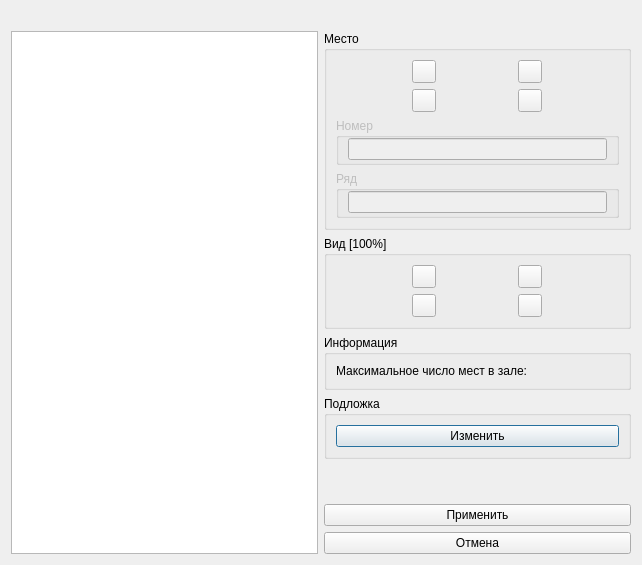
Qt form Admin/MainManager/placesWidget/cplaceschemedialog.ui (Demonist/TCS) before a commit.
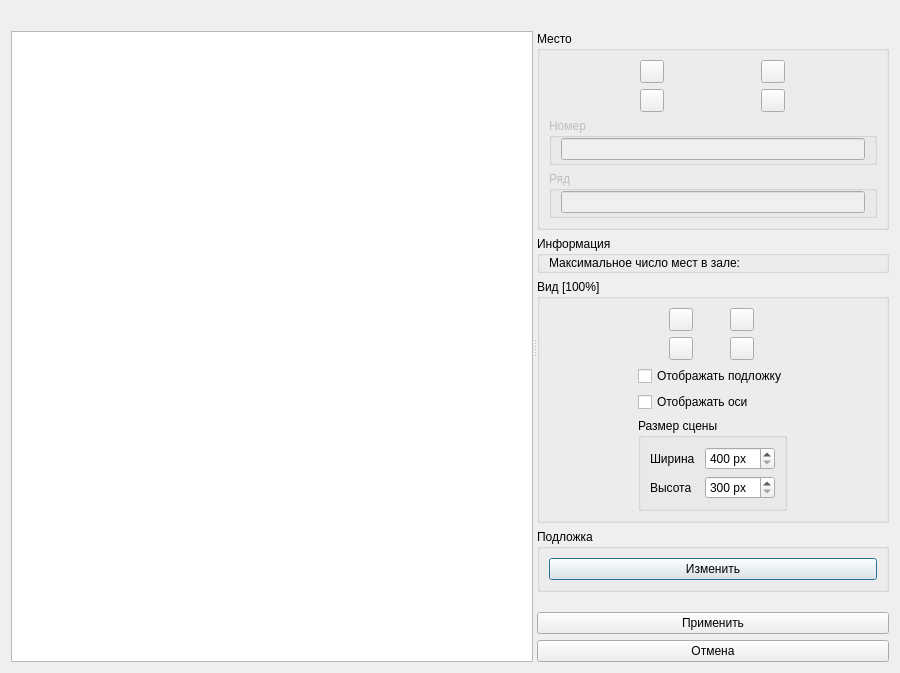
The same form after that commit. Icons and pictures are not drawn. Custom widgets are drawn as their Qt base class.

Commit message: Переписал графический фреймворк. Добавил ценовые группы в админку. Вынес всю работу с графикой в каталог graphics. Создал класс CGraphicsScene с поддержкой отображения подложки, осей, границ сцены. Создал класс CGraphicsView с поддержкой перетаскивания сцены на ПКМ, с анимированным масштабированием и с поддержкой рисования легенды. Создал абстрактный класс CAbstractLegend в качестве интерфейса для рисования легенды. Добавли ценовые группы в админке и их отображение в легенде. Добавил возможность изменения размеров графической сцены для концертной площадки, с сохранением в базе данных.

Patch:
```diff
--- a/Admin/MainManager/placesWidget/cplaceschemedialog.ui
+++ b/Admin/MainManager/placesWidget/cplaceschemedialog.ui
@@ -6,8 +6,8 @@
    <rect>
     <x>0</x>
     <y>0</y>
-    <width>642</width>
-    <height>565</height>
+    <width>900</width>
+    <height>673</height>
    </rect>
   </property>
   <property name="windowTitle">
@@ -17,7 +17,7 @@
    <item row="0" column="0">
     <widget class="QLabel" name="lPlaceName">
      <property name="sizePolicy">
-      <sizepolicy hsizetype="Preferred" vsizetype="Minimum">
+      <sizepolicy hsizetype="Preferred" vsizetype="Fixed">
        <horstretch>0</horstretch>
        <verstretch>0</verstretch>
       </sizepolicy>
@@ -34,18 +34,19 @@
     </widget>
    </item>
    <item row="1" column="0">
-    <layout class="QHBoxLayout" name="hblMain">
-     <item>
-      <widget class="QGraphicsView" name="gvScheme">
-       <property name="alignment">
-        <set>Qt::AlignLeading|Qt::AlignLeft|Qt::AlignTop</set>
-       </property>
+    <widget class="QSplitter" name="splitter">
+     <property name="orientation">
+      <enum>Qt::Horizontal</enum>
+     </property>
+     <property name="childrenCollapsible">
+      <bool>false</bool>
+     </property>
+     <widget class="CGraphicsView" name="gvScheme">
        <property name="renderHints">
         <set>QPainter::Antialiasing|QPainter::TextAntialiasing</set>
        </property>
       </widget>
-     </item>
-     <item>
+     <widget class="QWidget" name="layoutWidget">
       <layout class="QVBoxLayout" name="verticalLayout_2">
        <item>
         <widget class="QGroupBox" name="groupBox_2">
@@ -158,6 +159,37 @@
          </layout>
         </widget>
        </item>
+       <item>
+        <widget class="QGroupBox" name="groupBox_4">
+         <property name="sizePolicy">
+          <sizepolicy hsizetype="Preferred" vsizetype="Fixed">
+           <horstretch>0</horstretch>
+           <verstretch>0</verstretch>
+          </sizepolicy>
+         </property>
+         <property name="title">
+          <string>Информация</string>
+         </property>
+         <layout class="QGridLayout" name="gridLayout_5">
+          <property name="topMargin">
+           <number>0</number>
+          </property>
+          <property name="bottomMargin">
+           <number>0</number>
+          </property>
+          <item row="0" column="0">
+           <widget class="QLabel" name="lTotalSeatCount">
+            <property name="text">
+             <string>Максимальное число мест в зале:</string>
+            </property>
+            <property name="wordWrap">
+             <bool>true</bool>
+            </property>
+           </widget>
+          </item>
+         </layout>
+        </widget>
+       </item>
        <item>
         <widget class="QGroupBox" name="gbxScale">
          <property name="sizePolicy">
@@ -175,6 +207,8 @@
          <property name="title">
           <string>Вид [100%]</string>
          </property>
+         <layout class="QGridLayout" name="gridLayout_10">
+          <item row="0" column="0">
          <layout class="QGridLayout" name="gridLayout_3">
           <item row="0" column="0">
            <widget class="QToolButton" name="tbnZoomIn">
@@ -212,22 +246,107 @@
            </widget>
           </item>
          </layout>
-        </widget>
-       </item>
-       <item>
-        <widget class="QGroupBox" name="groupBox_4">
+          </item>
+          <item row="1" column="0">
+           <widget class="QCheckBox" name="chbxShowBackground">
+            <property name="toolTip">
+             <string>&lt;html&gt;&lt;head/&gt;&lt;body&gt;&lt;p&gt;Изменение данной опции не влияет на отображение подложки у покупателя.&lt;/p&gt;&lt;p&gt;Чтобы удалить подложку нажмите кнопку &amp;quot;Изменить&amp;quot; и в появившемся окне нажмите &amp;quot;Удалить&amp;quot;.&lt;/p&gt;&lt;/body&gt;&lt;/html&gt;</string>
+            </property>
+            <property name="text">
+             <string>Отображать подложку</string>
+            </property>
+           </widget>
+          </item>
+          <item row="2" column="0">
+           <widget class="QCheckBox" name="chbxShowAxis">
+            <property name="toolTip">
+             <string>Оси отображаются только у Вас т.е. у администратора.
+Покупатель оси не увидит в любом случае.</string>
+            </property>
+            <property name="text">
+             <string>Отображать оси</string>
+            </property>
+           </widget>
+          </item>
+          <item row="3" column="0">
+           <widget class="QGroupBox" name="groupBox">
+            <property name="sizePolicy">
+             <sizepolicy hsizetype="Preferred" vsizetype="Fixed">
+              <horstretch>0</horstretch>
+              <verstretch>0</verstretch>
+             </sizepolicy>
+            </property>
          <property name="title">
-          <string>Информация</string>
-         </property>
-         <layout class="QGridLayout" name="gridLayout_5">
+             <string>Размер сцены</string>
+            </property>
+            <layout class="QGridLayout" name="gridLayout_9">
           <item row="0" column="0">
-           <widget class="QLabel" name="lTotalSeatCount">
+              <layout class="QHBoxLayout" name="horizontalLayout">
+               <item>
+                <widget class="QLabel" name="label">
+                 <property name="sizePolicy">
+                  <sizepolicy hsizetype="Minimum" vsizetype="Preferred">
+                   <horstretch>0</horstretch>
+                   <verstretch>0</verstretch>
+                  </sizepolicy>
+                 </property>
             <property name="text">
-             <string>Максимальное число мест в зале:</string>
-            </property>
-            <property name="wordWrap">
-             <bool>true</bool>
-            </property>
+                  <string>Ширина</string>
+                 </property>
+                </widget>
+               </item>
+               <item>
+                <widget class="QSpinBox" name="sbxWidth">
+                 <property name="suffix">
+                  <string> px</string>
+                 </property>
+                 <property name="minimum">
+                  <number>400</number>
+                 </property>
+                 <property name="maximum">
+                  <number>7680</number>
+                 </property>
+                 <property name="singleStep">
+                  <number>50</number>
+                 </property>
+                </widget>
+               </item>
+              </layout>
+             </item>
+             <item row="1" column="0">
+              <layout class="QHBoxLayout" name="horizontalLayout_2">
+               <item>
+                <widget class="QLabel" name="label_2">
+                 <property name="sizePolicy">
+                  <sizepolicy hsizetype="Minimum" vsizetype="Preferred">
+                   <horstretch>0</horstretch>
+                   <verstretch>0</verstretch>
+                  </sizepolicy>
+                 </property>
+                 <property name="text">
+                  <string>Высота</string>
+                 </property>
+                </widget>
+               </item>
+               <item>
+                <widget class="QSpinBox" name="sbxHeight">
+                 <property name="suffix">
+                  <string> px</string>
+                 </property>
+                 <property name="minimum">
+                  <number>300</number>
+                 </property>
+                 <property name="maximum">
+                  <number>4800</number>
+                 </property>
+                 <property name="singleStep">
+                  <number>50</number>
+                 </property>
+                </widget>
+               </item>
+              </layout>
+             </item>
+            </layout>
            </widget>
           </item>
          </layout>
@@ -308,11 +427,18 @@
         </layout>
        </item>
       </layout>
-     </item>
-    </layout>
-   </item>
-  </layout>
+     </widget>
+    </widget>
+   </item>
+  </layout>
  </widget>
+ <customwidgets>
+  <customwidget>
+   <class>CGraphicsView</class>
+   <extends>QGraphicsView</extends>
+   <header>cgraphicsview.h</header>
+  </customwidget>
+ </customwidgets>
  <resources>
   <include location="../main_res.qrc"/>
   <include location="placeWidget_res.qrc"/>
```
Left out of the diff: 25 changed lines with no effect on the pictures. Lines whose indentation alone changed are shown as unchanged. The commit also changes 25 other files.
